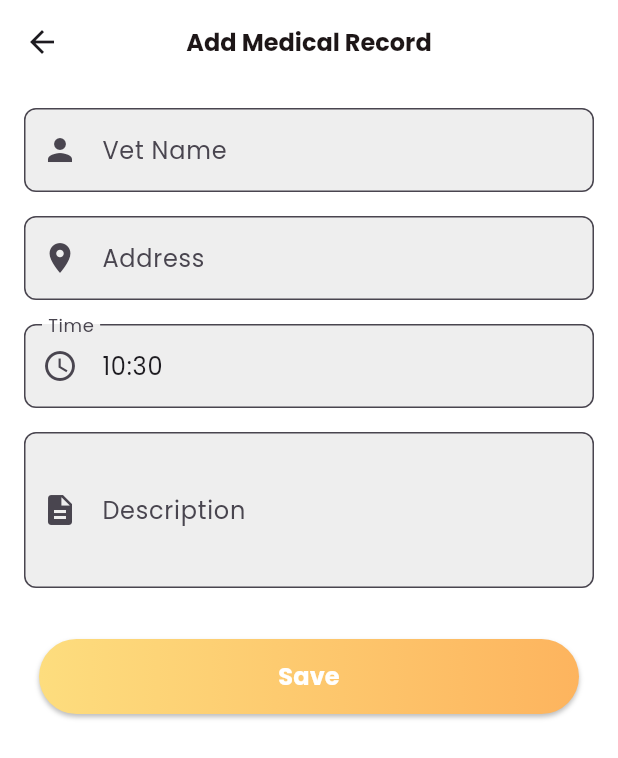
After one commit to razol102/Doggo, a Flutter app: the AddUpdateMedicalRecordScreen screen opened by its route, on a phone screen of 412 x 824 dp. The commit adds this screen. Shown: the top 758 px of the screen. Run offline on Flutter 3.47's test engine with Material 3 defaults, Android fonts, the light colour scheme and no system bars; our stand-ins replace animated_toggle_switch, fl_chart, flutter_map, flutter_typeahead, geolocator, intl_phone_number_input and 4 more; missing offline and left inert: flutter_reactive_ble, simple_animation_progress_bar; accounts and stored records are empty.

Commit message:
create add/update record screen

```diff
--- a/mobile/lib/routes.dart
+++ b/mobile/lib/routes.dart
@@ -19,6 +19,7 @@ import 'package:mobile/screens/dog_care/medical_screen.dart';
 import 'package:mobile/screens/home/home_screen.dart';
 import 'package:mobile/screens/map/map_screen.dart';
 import 'package:mobile/screens/map/pension_vet_map_screen.dart';
+import 'package:mobile/screens/medical/add_update_medical_record_screen.dart';
 import 'package:mobile/screens/medical/medical_records_screen.dart';
 import 'package:mobile/screens/other/contact_us_screen.dart';
 import 'package:mobile/screens/other/faq_screen.dart';
@@ -54,6 +55,7 @@ final Map<String, WidgetBuilder> routes = {
   MedicalScreen.routeName: (context) => const MedicalScreen(),
   //medical records
   MedicalRecordsScreen.routeName: (context) => MedicalRecordsScreen(),
+  AddUpdateMedicalRecordScreen.routeName: (context) => AddUpdateMedicalRecordScreen(date: DateTime.now(), dogId: '',),
   //faq
   FaqScreen.routeName : (context) => FaqScreen(),
   //contact us
--- /dev/null
+++ b/mobile/lib/screens/medical/add_update_medical_record_screen.dart
@@ -0,0 +1,404 @@
+import 'package:flutter/material.dart';
+import 'package:intl/intl.dart';
+import 'package:mobile/common_widgets/round_gradient_button.dart';
+import 'package:mobile/services/http_service.dart';
+import 'package:mobile/utils/app_colors.dart';
+import 'package:mobile/services/validation_methods.dart';
+
+class AddUpdateMedicalRecordScreen extends StatefulWidget {
+  static const String routeName = "/AddUpdateMedicalRecordScreen";
+
+  final DateTime date;
+  final String dogId;
+  final bool isUpdate;
+  final int? recordId;
+
+  const AddUpdateMedicalRecordScreen({
+    Key? key,
+    required this.date,
+    required this.dogId,
+    this.isUpdate = false,
+    this.recordId,
+  }) : super(key: key);
+
+  @override
+  _AddUpdateMedicalRecordScreenState createState() => _AddUpdateMedicalRecordScreenState();
+}
+
+class _AddUpdateMedicalRecordScreenState extends State<AddUpdateMedicalRecordScreen> {
+  final _formKey = GlobalKey<FormState>();
+
+  final TextEditingController _vetNameController = TextEditingController();
+  final TextEditingController _addressController = TextEditingController();
+  final TextEditingController _timeController = TextEditingController();
+  final TextEditingController _descriptionController = TextEditingController();
+
+  @override
+  void initState() {
+    super.initState();
+    _timeController.text = DateFormat('HH:mm').format(widget.date);
+    if (widget.isUpdate && widget.recordId != null) {
+      _loadMedicalRecord();
+    }
+  }
+
+  @override
+  void dispose() {
+    _vetNameController.dispose();
+    _addressController.dispose();
+    _timeController.dispose();
+    _descriptionController.dispose();
+    super.dispose();
+  }
+
+  Future<void> _loadMedicalRecord() async {
+    try {
+      final fetchedData = await HttpService.getMedicalRecord(widget.recordId!);
+      setState(() {
+        _vetNameController.text = fetchedData['vet_name'];
+        _addressController.text = fetchedData['address'];
+        DateTime recordDateTime = DateFormat("EEE, dd MMM yyyy HH:mm:ss 'GMT'", 'en_US').parse(fetchedData['record_datetime'], true).toLocal();
+        _timeController.text = DateFormat('HH:mm').format(recordDateTime);
+        _descriptionController.text = fetchedData['description'];
+      });
+    } catch (e) {
+      ScaffoldMessenger.of(context).showSnackBar(
+        SnackBar(content: Text('Error loading medical record: $e')),
+      );
+    }
+  }
+
+  Future<void> _saveMedicalRecord() async {
+    if (_formKey.currentState!.validate()) {
+      try {
+        DateTime dateTime = DateTime(
+          widget.date.year,
+          widget.date.month,
+          widget.date.day,
+          int.parse(_timeController.text.split(':')[0]),
+          int.parse(_timeController.text.split(':')[1]),
+        );
+        final recordData = {
+          'vet_name': _vetNameController.text,
+          'address': _addressController.text,
+          'record_datetime': DateFormat("EEE, dd MMM yyyy HH:mm:ss 'GMT'").format(dateTime.toUtc()),
+          'description': _descriptionController.text,
+        };
+
+        if (widget.isUpdate) {
+          await HttpService.updateMedicalRecord(widget.recordId!, recordData);
+        } else {
+          await HttpService.addMedicalRecord(widget.dogId, recordData);
+        }
+
+        Navigator.of(context).pop(true);
+      } catch (e) {
+        ScaffoldMessenger.of(context).showSnackBar(
+          SnackBar(content: Text('Error saving medical record: $e')),
+        );
+      }
+    }
+  }
+
+  Future<void> _selectTime(BuildContext context) async {
+    TimeOfDay? picked = await showTimePicker(
+      context: context,
+      initialTime: TimeOfDay.now(),
+    );
+    if (picked != null) {
+      setState(() {
+        _timeController.text = picked.format(context);
+      });
+    }
+  }
+
+  @override
+  Widget build(BuildContext context) {
+    return Scaffold(
+      backgroundColor: AppColors.whiteColor,
+      appBar: AppBar(
+        leading: IconButton(
+          icon: const Icon(Icons.arrow_back),
+          onPressed: () => Navigator.of(context).pop(),
+        ),
+        backgroundColor: AppColors.whiteColor,
+        centerTitle: true,
+        elevation: 0,
+        automaticallyImplyLeading: false,
+        title: Text(
+          widget.isUpdate ? "Update Medical Record" : "Add Medical Record",
+          style: const TextStyle(
+              color: AppColors.blackColor,
+              fontSize: 16,
+              fontWeight: FontWeight.w700),
+        ),
+      ),
+      body: SingleChildScrollView(
+        child: Padding(
+          padding: const EdgeInsets.all(16.0),
+          child: Form(
+            key: _formKey,
+            child: Column(
+              crossAxisAlignment: CrossAxisAlignment.stretch,
+              children: [
+                _buildTextField(
+                  controller: _vetNameController,
+                  label: 'Vet Name',
+                  icon: Icons.person,
+                  validator: (value) => ValidationMethods.validateNotEmpty(value, 'Vet Name')
+                ),
+                const SizedBox(height: 16),
+                _buildTextField(
+                  controller: _addressController,
+                  label: 'Address',
+                  icon: Icons.location_on,
+                  validator: (value) => ValidationMethods.validateNotEmpty(value, 'Address'),
+                ),
+                const SizedBox(height: 16),
+                _buildTextField(
+                  controller: _timeController,
+                  label: 'Time',
+                  icon: Icons.access_time,
+                  readOnly: true,
+                  onTap: () => _selectTime(context),
+                  validator: (value) => ValidationMethods.validateNotEmpty(value, 'Time'),
+                ),
+                const SizedBox(height: 16),
+                _buildTextField(
+                  controller: _descriptionController,
+                  label: 'Description',
+                  icon: Icons.description,
+                  maxLines: 3,
+                  validator: (value) => ValidationMethods.validateNotEmpty(value, 'Description'),
+                ),
+                const SizedBox(height: 24),
+                RoundGradientButton(title: widget.isUpdate ? 'Update' : 'Save', onPressed: _saveMedicalRecord),
+              ],
+            ),
+          ),
+        ),
+      ),
+    );
+  }
+
+  Widget _buildTextField({
+    required TextEditingController controller,
+    required String label,
+    required IconData icon,
+    int maxLines = 1,
+    bool readOnly = false,
+    VoidCallback? onTap,
+    String? Function(String?)? validator,
+  }) {
+    return TextFormField(
+      controller: controller,
+      decoration: InputDecoration(
+        labelText: label,
+        prefixIcon: Icon(icon),
+        border: OutlineInputBorder(
+          borderRadius: BorderRadius.circular(8),
+        ),
+        filled: true,
+        fillColor: Colors.grey[200],
+      ),
+      maxLines: maxLines,
+      readOnly: readOnly,
+      onTap: onTap,
+      validator: validator,
+    );
+  }
+}
+//
+// import 'package:flutter/material.dart';
+// import 'package:intl/intl.dart';
+// import 'package:mobile/common_widgets/round_gradient_button.dart';
+// import 'package:mobile/services/http_service.dart';
+// import 'package:mobile/utils/app_colors.dart';
+// import 'package:mobile/services/validation_methods.dart';
+// import '../../common_widgets/round_textfield.dart';  // Import the RoundTextField
+//
+// class AddUpdateMedicalRecordScreen extends StatefulWidget {
+//   static const String routeName = "/AddUpdateMedicalRecordScreen";
+//
+//   final DateTime date;
+//   final String dogId;
+//   final bool isUpdate;
+//   final int? recordId;
+//
+//   const AddUpdateMedicalRecordScreen({
+//     Key? key,
+//     required this.date,
+//     required this.dogId,
+//     this.isUpdate = false,
+//     this.recordId,
+//   }) : super(key: key);
+//
+//   @override
+//   _AddUpdateMedicalRecordScreenState createState() => _AddUpdateMedicalRecordScreenState();
+// }
+//
+// class _AddUpdateMedicalRecordScreenState extends State<AddUpdateMedicalRecordScreen> {
+//   final _formKey = GlobalKey<FormState>();
+//
+//   final TextEditingController _vetNameController = TextEditingController();
+//   final TextEditingController _addressController = TextEditingController();
+//   final TextEditingController _timeController = TextEditingController();
+//   final TextEditingController _descriptionController = TextEditingController();
+//
+//   @override
+//   void initState() {
+//     super.initState();
+//     _timeController.text = DateFormat('HH:mm').format(widget.date);
+//     if (widget.isUpdate && widget.recordId != null) {
+//       _loadMedicalRecord();
+//     }
+//   }
+//
+//   @override
+//   void dispose() {
+//     _vetNameController.dispose();
+//     _addressController.dispose();
+//     _timeController.dispose();
+//     _descriptionController.dispose();
+//     super.dispose();
+//   }
+//
+//   Future<void> _loadMedicalRecord() async {
+//     try {
+//       final fetchedData = await HttpService.getMedicalRecord(widget.recordId!);
+//       setState(() {
+//         _vetNameController.text = fetchedData['vet_name'];
+//         _addressController.text = fetchedData['address'];
+//         DateTime recordDateTime = DateFormat("EEE, dd MMM yyyy HH:mm:ss 'GMT'", 'en_US').parse(fetchedData['record_datetime'], true).toLocal();
+//         _timeController.text = DateFormat('HH:mm').format(recordDateTime);
+//         _descriptionController.text = fetchedData['description'];
+//       });
+//     } catch (e) {
+//       ScaffoldMessenger.of(context).showSnackBar(
+//         SnackBar(content: Text('Error loading medical record: $e')),
+//       );
+//     }
+//   }
+//
+//   Future<void> _saveMedicalRecord() async {
+//     if (_formKey.currentState!.validate()) {
+//       try {
+//         DateTime dateTime = DateTime(
+//           widget.date.year,
+//           widget.date.month,
+//           widget.date.day,
+//           int.parse(_timeController.text.split(':')[0]),
+//           int.parse(_timeController.text.split(':')[1]),
+//         );
+//         final recordData = {
+//           'vet_name': _vetNameController.text,
+//           'address': _addressController.text,
+//           'record_datetime': DateFormat("EEE, dd MMM yyyy HH:mm:ss 'GMT'").format(dateTime.toUtc()),
+//           'description': _descriptionController.text,
+//         };
+//
+//         if (widget.isUpdate) {
+//           await HttpService.updateMedicalRecord(widget.recordId!, recordData);
+//         } else {
+//           await HttpService.addMedicalRecord(widget.dogId, recordData);
+//         }
+//
+//         Navigator.of(context).pop(true);
+//       } catch (e) {
+//         ScaffoldMessenger.of(context).showSnackBar(
+//           SnackBar(content: Text('Error saving medical record: $e')),
+//         );
+//       }
+//     }
+//   }
+//
+//   Future<void> _selectTime(BuildContext context) async {
+//     TimeOfDay? picked = await showTimePicker(
+//       context: context,
+//       initialTime: TimeOfDay.now(),
+//     );
+//     if (picked != null) {
+//       setState(() {
+//         _timeController.text = picked.format(context);
+//       });
+//     }
+//   }
+//
+//   @override
+//   Widget build(BuildContext context) {
+//     return Scaffold(
+//       backgroundColor: AppColors.whiteColor,
+//       appBar: AppBar(
+//         leading: IconButton(
+//           icon: const Icon(Icons.arrow_back),
+//           onPressed: () => Navigator.of(context).pop(),
+//         ),
+//         backgroundColor: AppColors.whiteColor,
+//         centerTitle: true,
+//         elevation: 0,
+//         automaticallyImplyLeading: false,
+//         title: Text(
+//           widget.isUpdate ? "Update Medical Record" : "Add Medical Record",
+//           style: const TextStyle(
+//               color: AppColors.blackColor,
+//               fontSize: 16,
+//               fontWeight: FontWeight.w700),
+//         ),
+//       ),
+//       body: SingleChildScrollView(
+//         child: Padding(
+//           padding: const EdgeInsets.all(16.0),
+//           child: Form(
+//             key: _formKey,
+//             child: Column(
+//               crossAxisAlignment: CrossAxisAlignment.stretch,
+//               children: [
+//                 RoundTextField(
+//                   textEditingController: _vetNameController,
+//                   hintText: 'Vet Name',
+//                   icon: 'assets/icons/vet_icon.png',  // Replace with the correct path
+//                   textInputType: TextInputType.text,
+//                   errorText: ValidationMethods.validateNotEmpty(_vetNameController.text, 'Vet Name'),
+//                 ),
+//                 const SizedBox(height: 16),
+//                 RoundTextField(
+//                   textEditingController: _addressController,
+//                   hintText: 'Address',
+//                   icon: 'assets/icons/location_icon.png',  // Replace with the correct path
+//                   textInputType: TextInputType.text,
+//                   errorText: ValidationMethods.validateNotEmpty(_addressController.text, 'Address'),
+//                 ),
+//                 const SizedBox(height: 16),
+//                 RoundTextField(
+//                   textEditingController: _timeController,
+//                   hintText: 'Time',
+//                   icon: 'assets/icons/time_icon.png',  // Replace with the correct path
+//                   textInputType: TextInputType.datetime,
+//                   readOnly: true,
+//                   rightIcon: IconButton(
+//                     icon: const Icon(Icons.access_time),
+//                     onPressed: () => _selectTime(context),
+//                   ),
+//                   errorText: ValidationMethods.validateNotEmpty(_timeController.text, 'Time'),
+//                 ),
+//                 const SizedBox(height: 16),
+//                 RoundTextField(
+//                   textEditingController: _descriptionController,
+//                   hintText: 'Description',
+//                   icon: 'assets/icons/description_icon.png',  // Replace with the correct path
+//                   textInputType: TextInputType.multiline,
+//                   errorText: ValidationMethods.validateNotEmpty(_descriptionController.text, 'Description'),
+//                 ),
+//                 const SizedBox(height: 24),
+//                 RoundGradientButton(
+//                     title: widget.isUpdate ? 'Update' : 'Save',
+//                     onPressed: _saveMedicalRecord
+//                 ),
+//               ],
+//             ),
+//           ),
+//         ),
+//       ),
+//     );
+//   }
+// }
```
Also changed, not shown: mobile/lib/screens/medical/medical_records_screen.dart (+90 -15 lines), mobile/lib/services/http_service.dart (+50 -19 lines).
